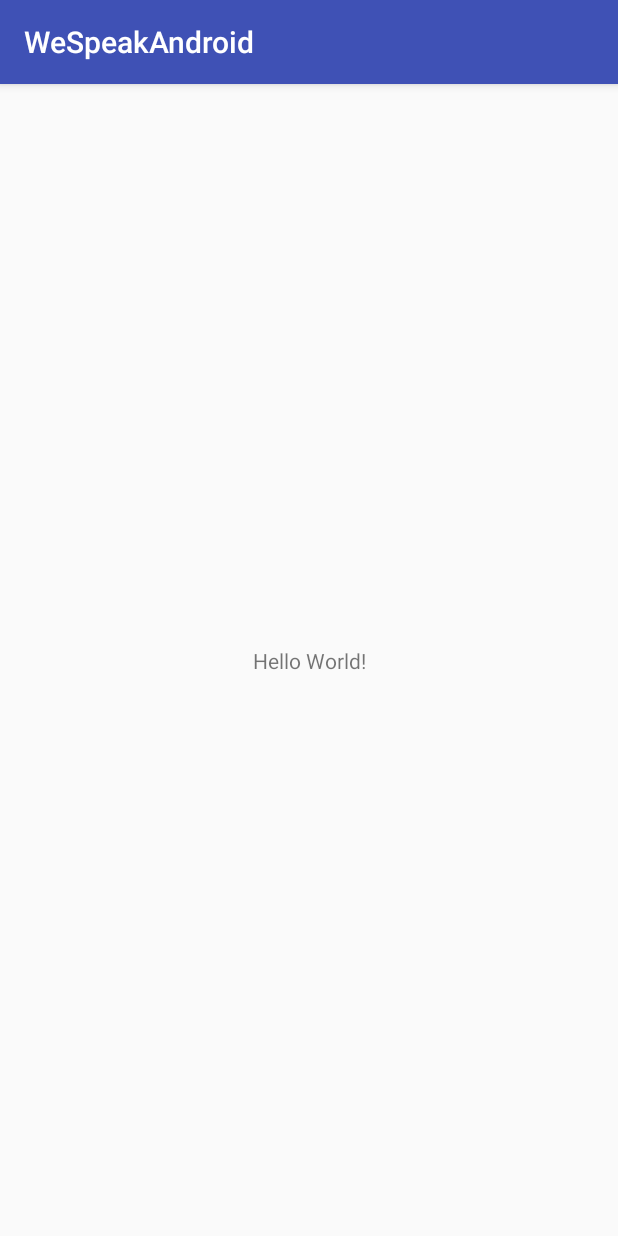
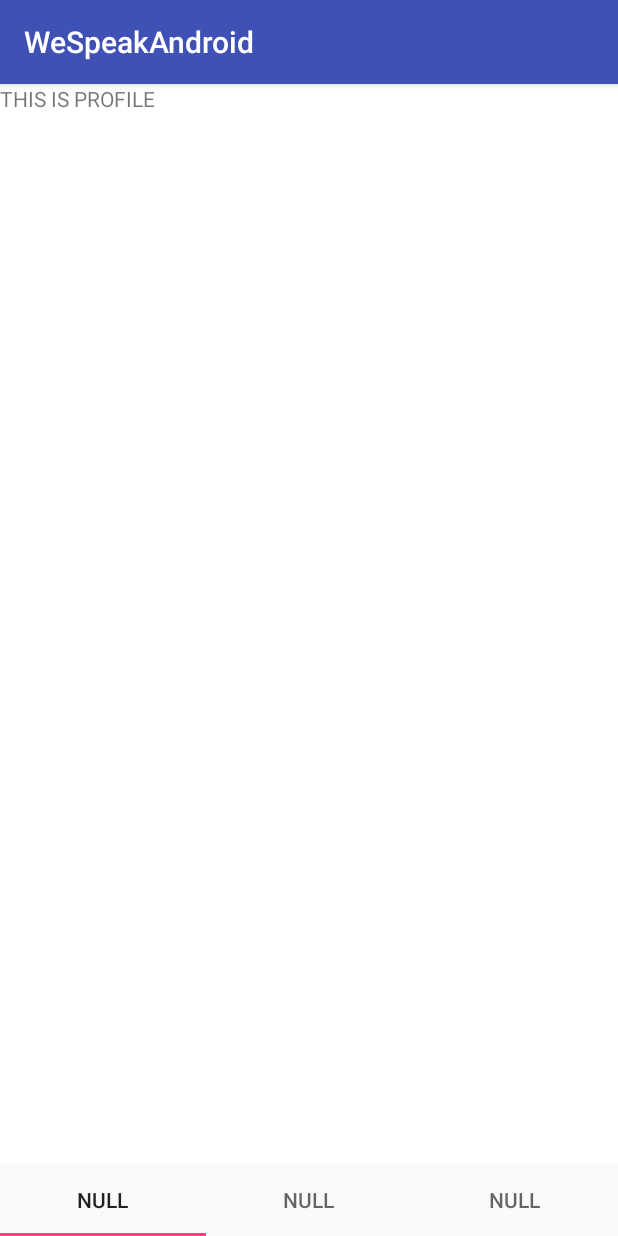
Before and after one commit to wespeakapp/WeSpeakAndroid, an Android app: the MainActivity screen opened directly, with no data from a screen before it, on a phone screen of 412 x 824 dp. Run offline under Robolectric (Android 15) with nearby library versions, the phone set to English and light mode, and no system bars.

Commit message:
Fixing small stuffs, add viewpagers and fragments

```diff
--- a/app/build.gradle
+++ b/app/build.gradle
@@ -41,7 +41,9 @@ dependencies {
     compile 'com.android.support:cardview-v7:26.1.0'
     compile 'com.android.support:appcompat-v7:26.1.0'
     compile 'com.android.support.constraint:constraint-layout:1.0.2'
+    compile 'com.squareup.retrofit2:retrofit:2.3.0'
     testCompile 'junit:junit:4.12'
+    compile 'com.android.support:design:25.3.1'
 }
 repositories {
 
--- a/app/src/main/java/com/example/aleckstina/wespeakandroid/MainActivity.kt
+++ b/app/src/main/java/com/example/aleckstina/wespeakandroid/MainActivity.kt
@@ -2,29 +2,32 @@ package com.example.aleckstina.wespeakandroid
 
 import android.support.v7.app.AppCompatActivity
 import android.os.Bundle
+import android.widget.Button
 import android.widget.TextView
+import com.facebook.AccessToken
+import android.support.design.widget.TabLayout
+import android.support.v4.view.ViewPager
+import android.view.View
+import com.example.aleckstina.wespeakandroid.adapter.MainFragmentPagerAdapter
+
+
+
 
 class MainActivity : AppCompatActivity() {
-
     override fun onCreate(savedInstanceState: Bundle?) {
         super.onCreate(savedInstanceState)
         setContentView(R.layout.activity_main)
-        // Example of a call to a native method
-        val tv = findViewById<TextView>(R.id.textView);
-        tv.text = stringFromJNI()
+        val viewPager = findViewById<View>(R.id.viewpager) as ViewPager
+        viewPager.adapter = MainFragmentPagerAdapter(supportFragmentManager,
+                this@MainActivity)
+        val tabLayout = findViewById<View>(R.id.sliding_tabs) as TabLayout
+        tabLayout.setupWithViewPager(viewPager)
     }
 
-    /**
-     * A native method that is implemented by the 'native-lib' native library,
-     * which is packaged with this application.
-     */
-    external fun stringFromJNI(): String
-
-    companion object {
-
-        // Used to load the 'native-lib' library on application startup.
-        init {
-            System.loadLibrary("native-lib")
+    fun setupIconsForTabs(tabLayout: TabLayout) {
+        val imageResId = intArrayOf(R.drawable.ic_one, R.drawable.ic_two, R.drawable.ic_three)
+        for (i in imageResId.indices) {
+            tabLayout.getTabAt(i)?.setIcon(imageResId[i])
         }
     }
 }
--- /dev/null
+++ b/app/src/main/java/com/example/aleckstina/wespeakandroid/adapter/MainFragmentPagerAdapter.kt
@@ -0,0 +1,36 @@
+package com.example.aleckstina.wespeakandroid.adapter
+
+import android.content.Context
+import android.support.v4.app.Fragment
+import android.support.v4.app.FragmentManager
+import android.support.v4.app.FragmentPagerAdapter
+import com.example.aleckstina.wespeakandroid.fragment.FindFragment
+import com.example.aleckstina.wespeakandroid.fragment.ProfileFragment
+
+
+/**
+ * Created by aleckstina on 10/6/17.
+ */
+class MainFragmentPagerAdapter(fm: FragmentManager, private val context: Context) : FragmentPagerAdapter(fm) {
+    internal val PAGE_COUNT = 3
+    private val tabTitles = arrayOf("Tab1", "Tab2", "Tab3")
+
+    override fun getCount(): Int {
+        return PAGE_COUNT
+    }
+
+    override fun getItem(position: Int): Fragment {
+        System.out.println(position);
+        when(position) {
+            0 -> return ProfileFragment.newInstance(position)
+            1 -> return FindFragment.newInstance(position)
+            else -> {
+                return ProfileFragment.newInstance(position)
+            }
+        }
+    }
+
+    override fun getPageTitle(position: Int): CharSequence {
+        return null.toString()
+    }
+}
--- a/app/src/main/java/com/example/aleckstina/wespeakandroid/auth/Authenticator.kt
+++ b/app/src/main/java/com/example/aleckstina/wespeakandroid/auth/Authenticator.kt
@@ -16,4 +16,5 @@ interface Authenticator {
     }
     fun handleActivityResult(requestCode: Int, resultCode: Int, data: Intent?)
     fun doLogin(activity: Activity)
+    fun isFinished() : Boolean
 }
--- /dev/null
+++ b/app/src/main/java/com/example/aleckstina/wespeakandroid/fragment/FindFragment.kt
@@ -0,0 +1,39 @@
+package com.example.aleckstina.wespeakandroid.fragment
+
+import android.os.Bundle
+import android.support.v4.app.Fragment
+import android.view.LayoutInflater
+import android.view.View
+import android.view.ViewGroup
+import com.example.aleckstina.wespeakandroid.R
+
+/**
+ * Created by aleckstina on 10/6/17.
+ */
+class FindFragment : Fragment() {
+    private var mPage : Int = 0
+
+    override fun onCreate(savedInstanceState: Bundle?) {
+        mPage = getArguments().getInt(ARG_PAGE);
+        super.onCreate(savedInstanceState)
+
+    }
+
+    override fun onCreateView(inflater: LayoutInflater?, container: ViewGroup?, savedInstanceState: Bundle?): View? {
+        val view = inflater?.inflate(R.layout.find_fragment, container, false)
+        return view
+    }
+
+    companion object {
+        val ARG_PAGE = "ARG_PAGE"
+        fun newInstance(page: Int) : FindFragment {
+            val args = Bundle()
+            args.putInt(ARG_PAGE, page)
+            val fragment = FindFragment()
+            fragment.setArguments(args)
+            return fragment
+        }
+    }
+
+
+}
--- /dev/null
+++ b/app/src/main/java/com/example/aleckstina/wespeakandroid/fragment/ProfileFragment.kt
@@ -0,0 +1,39 @@
+package com.example.aleckstina.wespeakandroid.fragment
+
+import android.os.Bundle
+import android.support.v4.app.Fragment
+import android.view.LayoutInflater
+import android.view.View
+import android.view.ViewGroup
+import com.example.aleckstina.wespeakandroid.R
+
+/**
+ * Created by aleckstina on 10/6/17.
+ */
+class ProfileFragment : Fragment() {
+    private var mPage : Int = 0
+
+    override fun onCreate(savedInstanceState: Bundle?) {
+        mPage = getArguments().getInt(ARG_PAGE);
+        super.onCreate(savedInstanceState)
+
+    }
+
+    override fun onCreateView(inflater: LayoutInflater?, container: ViewGroup?, savedInstanceState: Bundle?): View? {
+        val view = inflater?.inflate(R.layout.profile_fragment, container, false)
+        return view
+    }
+
+    companion object {
+        val ARG_PAGE = "ARG_PAGE"
+        fun newInstance(page: Int) : ProfileFragment {
+            val args = Bundle()
+            args.putInt(ARG_PAGE, page)
+            val fragment = ProfileFragment()
+            fragment.setArguments(args)
+            return fragment
+        }
+    }
+
+
+}
--- a/app/src/main/res/layout/activity_login.xml
+++ b/app/src/main/res/layout/activity_login.xml
@@ -26,7 +26,7 @@
         android:layout_marginBottom="97dp" />
 
     <TextView
-        android:id="@+id/textView"
+        android:id="@+id/tv"
         android:layout_width="0dp"
         android:layout_height="65dp"
         android:text="We Speak"
--- a/app/src/main/res/layout/activity_main.xml
+++ b/app/src/main/res/layout/activity_main.xml
@@ -1,19 +1,28 @@
 <?xml version="1.0" encoding="utf-8"?>
-<android.support.constraint.ConstraintLayout xmlns:android="http://schemas.android.com/apk/res/android"
+<android.widget.LinearLayout xmlns:android="http://schemas.android.com/apk/res/android"
     xmlns:app="http://schemas.android.com/apk/res-auto"
     xmlns:tools="http://schemas.android.com/tools"
     android:layout_width="match_parent"
     android:layout_height="match_parent"
+    android:orientation="vertical"
     tools:context="com.example.aleckstina.wespeakandroid.MainActivity">
 
-    <TextView
-        android:id="@+id/sample_text"
-        android:layout_width="wrap_content"
+    <android.support.v4.view.ViewPager
+        android:id="@+id/viewpager"
+        android:layout_width="match_parent"
+        android:layout_height="match_parent"
+        android:layout_weight="1"
+        android:background="@android:color/white"
+        tools:layout_editor_absoluteX="8dp"
+        tools:layout_editor_absoluteY="0dp" />
+
+    <android.support.design.widget.TabLayout
+        android:id="@+id/sliding_tabs"
+        android:layout_width="match_parent"
         android:layout_height="wrap_content"
-        android:text="Hello World!"
-        app:layout_constraintBottom_toBottomOf="parent"
-        app:layout_constraintLeft_toLeftOf="parent"
-        app:layout_constraintRight_toRightOf="parent"
-        app:layout_constraintTop_toTopOf="parent" />
+        android:layout_gravity="bottom"
+        app:tabMode="fixed"
+        tools:layout_editor_absoluteX="8dp"
+        tools:layout_editor_absoluteY="8dp" />
 
-</android.support.constraint.ConstraintLayout>
+</android.widget.LinearLayout>
--- /dev/null
+++ b/app/src/main/res/layout/profile_fragment.xml
@@ -0,0 +1,10 @@
+<?xml version="1.0" encoding="utf-8"?>
+<LinearLayout xmlns:android="http://schemas.android.com/apk/res/android"
+    android:orientation="vertical" android:layout_width="match_parent"
+    android:layout_height="match_parent">
+    <TextView
+        android:layout_width="match_parent"
+        android:layout_height="match_parent"
+        android:text="THIS IS PROFILE"/>
+
+</LinearLayout>
```
Also changed, not shown: app/src/main/java/com/example/aleckstina/wespeakandroid/activities/LoginActivity.kt (+10 -3 lines), app/src/main/java/com/example/aleckstina/wespeakandroid/auth/FacebookAuthenticator.kt (+7 -0 lines), app/src/main/java/com/example/aleckstina/wespeakandroid/http/ApiClient.kt (added, +10 -0 lines), app/src/main/res/layout/find_fragment.xml (added, +9 -0 lines).
